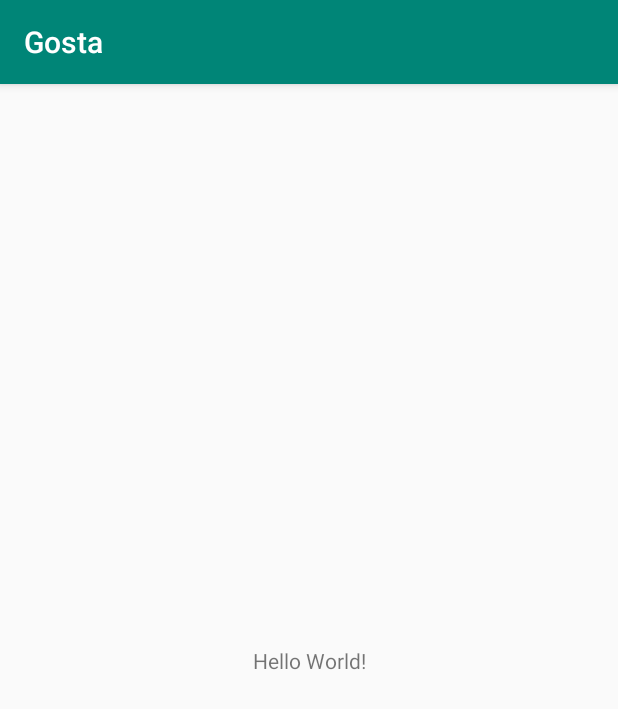
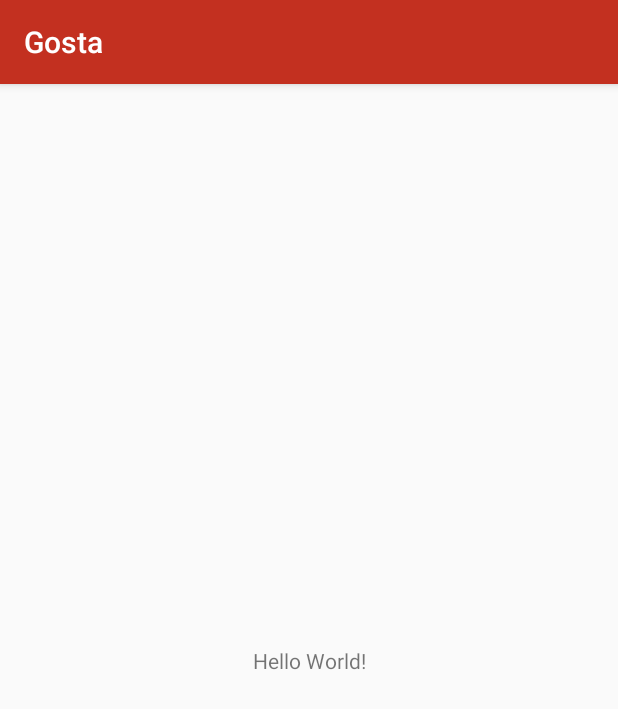
Before and after one commit to anniesaga/Gosta, an Android app: the screen it shows after launch (MainActivity), on a phone screen of 412 x 824 dp. Shown: the top 709 px of the screen. Run offline under Robolectric (Android 15) with nearby library versions, the phone set to English and light mode, and no system bars.

Commit message:
Added our theme colors

```diff
--- a/client/app/src/main/res/values/colors.xml
+++ b/client/app/src/main/res/values/colors.xml
@@ -1,6 +1,8 @@
 <?xml version="1.0" encoding="utf-8"?>
 <resources>
-    <color name="colorPrimary">#008577</color>
-    <color name="colorPrimaryDark">#00574B</color>
+    <color name="colorPrimary">#C33020</color>
+    <color name="colorPrimaryDark">#A6A6A6</color>
     <color name="colorAccent">#D81B60</color>
+    <color name="white">#FFFFFF</color>
+    <color name="black">#000000</color>
 </resources>
```
